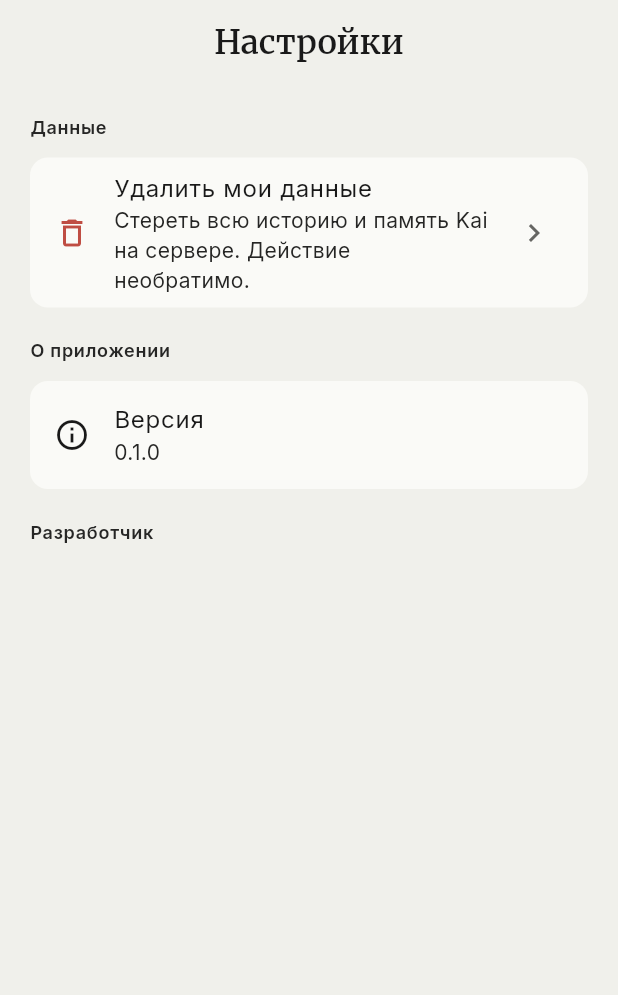
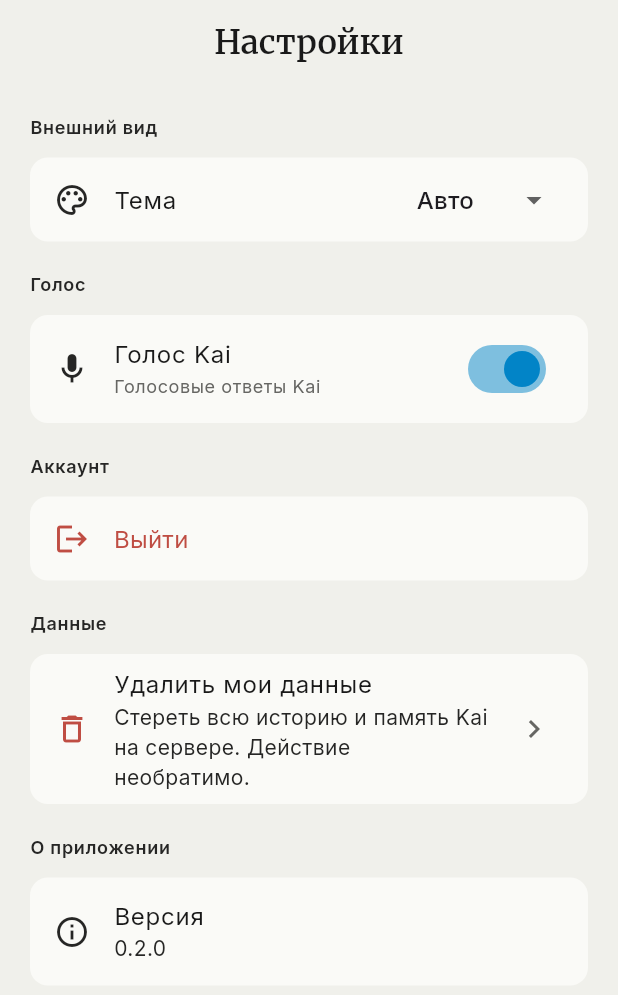
Before and after one commit to khuseinov/kai-app, a Flutter app: the SettingsScreen screen opened by its route, on a phone screen of 412 x 824 dp. Shown: the top 995 px of the screen. Run offline on Flutter 3.47's test engine with Material 3 defaults, Android fonts, the phone set to English and light mode, and no system bars; our stand-ins replace connectivity_plus, dio, flutter_markdown, flutter_riverpod, flutter_secure_storage, freezed_annotation and 5 more; accounts and stored records are empty; generated files the repository leaves out were written again.

Commit message:
feat(settings): D7 — account section + theme toggle + voice stub; drop dead История drawer link
Settings (real, connected):
- Account section shows email from Authenticated state + Выйти (auth logout)
- Theme dropdown (Авто/Светлая/Тёмная) persisted to local Hive
- ThemeMode flows AppSettings → MaterialApp.themeMode

Settings (stub):
- Голос Kai SwitchListTile — shows 'скоро' snackbar on toggle

Settings (cleanup):
- API URL section hidden behind 7-tap on version row
- Version bumped 0.1.0 → 0.2.0

Drawer:
- Dead 'История' nav item removed (/history route was deleted in D5)
- 'Мой контекст' renamed to 'Память' to match new memory screen

Test updated: expects 5 section headers instead of 3.

Co-Authored-By: Claude Sonnet 4.6 <noreply@anthropic.com>

```diff
--- a/lib/app.dart
+++ b/lib/app.dart
@@ -3,6 +3,7 @@ import 'package:flutter_riverpod/flutter_riverpod.dart';
 
 import 'core/design/theme/app_theme.dart';
 import 'core/providers/router_provider.dart';
+import 'core/providers/settings_provider.dart';
 
 class KaiApp extends ConsumerWidget {
   const KaiApp({super.key});
@@ -10,13 +11,14 @@ class KaiApp extends ConsumerWidget {
   @override
   Widget build(BuildContext context, WidgetRef ref) {
     final router = ref.watch(routerProvider);
+    final settings = ref.watch(settingsProvider);
 
     return MaterialApp.router(
       title: 'KAI',
       debugShowCheckedModeBanner: false,
       theme: AppTheme.light,
       darkTheme: AppTheme.dark,
-      themeMode: ThemeMode.system,
+      themeMode: settings.themeMode,
       routerConfig: router,
     );
   }
--- a/lib/features/settings/presentation/settings_screen.dart
+++ b/lib/features/settings/presentation/settings_screen.dart
@@ -1,20 +1,33 @@
 import 'package:flutter/material.dart';
+import 'package:flutter_riverpod/flutter_riverpod.dart';
 
 import '../../../core/design/theme/theme_extensions.dart';
 import '../../../core/design/tokens/kai_spacing.dart';
+import '../../../core/providers/settings_provider.dart';
+import '../../auth/logic/auth_notifier.dart';
+import '../../auth/logic/auth_state.dart';
 import 'sections/api_url_section.dart';
 import 'sections/delete_data_section.dart';
 
-/// Settings screen — sectioned ListView with Data, Language, About,
-/// Developer (debug-only) groups. Sections are populated incrementally
-/// by APP-B2 (delete data), APP-B3 (language), APP-B4 (API URL).
-class SettingsScreen extends StatelessWidget {
+class SettingsScreen extends ConsumerStatefulWidget {
   const SettingsScreen({super.key});
+
+  @override
+  ConsumerState<SettingsScreen> createState() => _SettingsScreenState();
+}
+
+class _SettingsScreenState extends ConsumerState<SettingsScreen> {
+  int _versionTapCount = 0;
+  bool _devUnlocked = false;
 
   @override
   Widget build(BuildContext context) {
     final colors = context.kaiColors;
     final typography = context.kaiTypography;
+    final settings = ref.watch(settingsProvider);
+    final authState = ref.watch(authNotifierProvider);
+
+    final email = authState is Authenticated ? authState.user.email : null;
 
     return Scaffold(
       backgroundColor: colors.background,
@@ -26,35 +39,143 @@ class SettingsScreen extends StatelessWidget {
       body: ListView(
         padding: const EdgeInsets.all(KaiSpacing.l),
         children: [
+          // Appearance
+          _Section(
+            title: 'Внешний вид',
+            children: [
+              ListTile(
+                leading: Icon(Icons.palette_outlined, color: colors.textSecondary),
+                title: const Text('Тема'),
+                trailing: DropdownButton<ThemeMode>(
+                  value: settings.themeMode,
+                  underline: const SizedBox.shrink(),
+                  items: const [
+                    DropdownMenuItem(value: ThemeMode.system, child: Text('Авто')),
+                    DropdownMenuItem(value: ThemeMode.light, child: Text('Светлая')),
+                    DropdownMenuItem(value: ThemeMode.dark, child: Text('Тёмная')),
+                  ],
+                  onChanged: (mode) {
+                    if (mode != null) {
+                      ref.read(settingsProvider.notifier).setThemeMode(mode);
+                    }
+                  },
+                ),
+              ),
+            ],
+          ),
+          const SizedBox(height: KaiSpacing.l),
+
+          // Voice — STUB
+          _Section(
+            title: 'Голос',
+            children: [
+              SwitchListTile(
+                secondary: Icon(Icons.mic_outlined, color: colors.textSecondary),
+                title: const Text('Голос Kai'),
+                subtitle: Text(
+                  // STUB: voice toggle not yet implemented
+                  'Голосовые ответы Kai',
+                  style: typography.bodySmall.copyWith(color: colors.textTertiary),
+                ),
+                value: true, // STUB: always on for now
+                onChanged: (_) {
+                  ScaffoldMessenger.of(context).showSnackBar(
+                    const SnackBar(
+                      content: Text('Голосовые настройки — скоро'),
+                      duration: Duration(seconds: 2),
+                      behavior: SnackBarBehavior.floating,
+                    ),
+                  );
+                },
+                activeColor: colors.oceanPrimary,
+              ),
+            ],
+          ),
+          const SizedBox(height: KaiSpacing.l),
+
+          // Account
+          _Section(
+            title: 'Аккаунт',
+            children: [
+              if (email != null)
+                ListTile(
+                  leading: Icon(Icons.person_outline, color: colors.textSecondary),
+                  title: Text(email),
+                  subtitle: Text(
+                    'Текущий аккаунт',
+                    style: typography.bodySmall.copyWith(color: colors.textTertiary),
+                  ),
+                ),
+              ListTile(
+                leading: Icon(Icons.logout, color: colors.error),
+                title: Text(
+                  'Выйти',
+                  style: typography.bodyLarge.copyWith(color: colors.error),
+                ),
+                onTap: () => _confirmLogout(context, ref),
+              ),
+            ],
+          ),
+          const SizedBox(height: KaiSpacing.l),
+
+          // Data
           const _Section(
             title: 'Данные',
             children: [DeleteDataSection()],
           ),
           const SizedBox(height: KaiSpacing.l),
+
+          // About
           _Section(
             title: 'О приложении',
             children: [
               ListTile(
-                leading: const Icon(Icons.info_outline),
+                leading: Icon(Icons.info_outline, color: colors.textSecondary),
                 title: const Text('Версия'),
                 subtitle: Text(
-                  '0.1.0',
-                  style: typography.bodyMedium
-                      .copyWith(color: colors.textSecondary),
+                  '0.2.0',
+                  style: typography.bodyMedium.copyWith(color: colors.textSecondary),
                 ),
+                onTap: () {
+                  setState(() {
+                    _versionTapCount++;
+                    if (_versionTapCount >= 7) {
+                      _devUnlocked = true;
+                    }
+                  });
+                },
               ),
+              if (_devUnlocked) const ApiUrlSection(),
             ],
-          ),
-          const SizedBox(height: KaiSpacing.l),
-          const _Section(
-            title: 'Разработчик',
-            // Inner section is debug-only; in release ApiUrlSection
-            // returns SizedBox.shrink so the surface area is empty.
-            children: [ApiUrlSection()],
           ),
         ],
       ),
     );
+  }
+
+  Future<void> _confirmLogout(BuildContext context, WidgetRef ref) async {
+    final confirmed = await showDialog<bool>(
+      context: context,
+      builder: (ctx) => AlertDialog(
+        title: const Text('Выйти?'),
+        content: const Text('Вы выйдете из аккаунта Kai.'),
+        actions: [
+          TextButton(
+            onPressed: () => Navigator.pop(ctx, false),
+            child: const Text('Отмена'),
+          ),
+          TextButton(
+            style: TextButton.styleFrom(
+              foregroundColor: context.kaiColors.error,
+            ),
+            onPressed: () => Navigator.pop(ctx, true),
+            child: const Text('Выйти'),
+          ),
+        ],
+      ),
+    );
+    if (confirmed != true) return;
+    await ref.read(authNotifierProvider.notifier).logout();
   }
 }
 
@@ -82,7 +203,6 @@ class _Section extends StatelessWidget {
             ),
           ),
         ),
-        if (children.isNotEmpty)
         Container(
           decoration: BoxDecoration(
             color: colors.surface,
```
Also changed, not shown: lib/core/providers/settings_provider.dart (+11 -0 lines), lib/core/storage/local_storage.dart (+14 -0 lines), lib/features/chat/presentation/widgets/session_drawer.dart (+1 -9 lines), 1 other file. Lines whose indentation alone changed are shown as unchanged.
